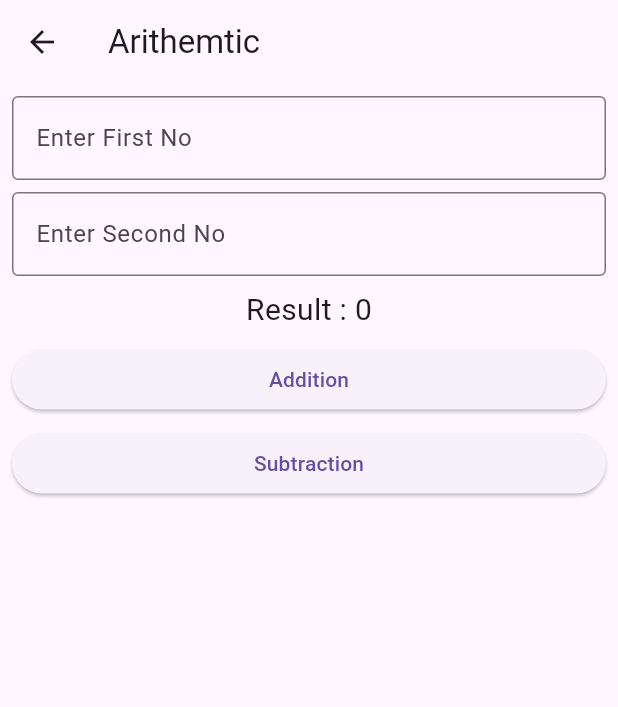
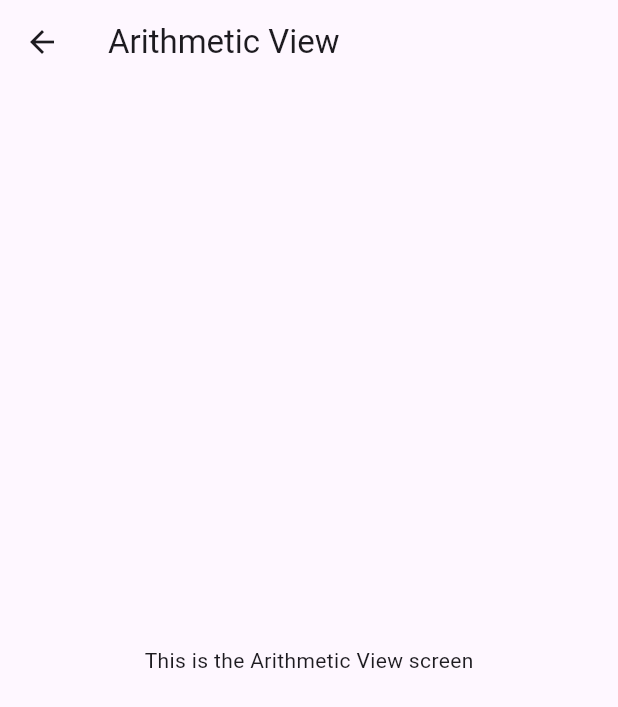
Before and after one commit to sashwatt/first_assignment, a Flutter app: the ArithmeticView screen opened directly, on a phone screen of 412 x 824 dp. Shown: the top 707 px of the screen. Run offline on Flutter 3.47's test engine with Material 3 defaults, Android fonts, the phone set to English and light mode, and no system bars.

Commit message:
second commit

```diff
--- a/lib/view/area_of_circle_view.dart
+++ b/lib/view/area_of_circle_view.dart
@@ -7,10 +7,10 @@ class AreaOfCircleView extends StatelessWidget {
   Widget build(BuildContext context) {
     return Scaffold(
       appBar: AppBar(
-        title: const Text('Area of Circle'),
+        title: const Text('Area of Circle View'),
       ),
       body: const Center(
-        child: Text('Area of Circle Calculations Here!'),
+        child: Text('This is the Area of Circle View screen'),
       ),
     );
   }
--- a/lib/view/arithmetic_view.dart
+++ b/lib/view/arithmetic_view.dart
@@ -1,88 +1,16 @@
 import 'package:flutter/material.dart';
 
-class ArithmeticView extends StatefulWidget {
+class ArithmeticView extends StatelessWidget {
   const ArithmeticView({super.key});
 
-  @override
-  State<ArithmeticView> createState() => _ArithmeticViewState();
-}
-
-class _ArithmeticViewState extends State<ArithmeticView> {
-  int first = 0;
-  int second = 0;
-  int result = 0;
   @override
   Widget build(BuildContext context) {
     return Scaffold(
       appBar: AppBar(
-        title: const Text('Arithemtic'),
+        title: const Text('Arithmetic View'),
       ),
-      body: Padding(
-        padding: const EdgeInsets.all(8),
-        child: Column(
-          children: [
-            TextField(
-              onChanged: (value) {
-                first = int.parse(value);
-              },
-              keyboardType: TextInputType.number,
-              decoration: const InputDecoration(
-                border: OutlineInputBorder(),
-                labelText: 'Enter First No',
-              ),
-            ),
-            const SizedBox(
-              height: 8,
-            ),
-            TextField(
-              onChanged: (value) {
-                second = int.parse(value);
-              },
-              keyboardType: TextInputType.number,
-              decoration: const InputDecoration(
-                border: OutlineInputBorder(),
-                labelText: 'Enter Second No',
-              ),
-            ),
-            const SizedBox(
-              height: 8,
-            ),
-            Text('Result : $result',
-                style: const TextStyle(
-                  fontSize: 20,
-                )),
-            const SizedBox(
-              height: 8,
-            ),
-            SizedBox(
-              width: double.infinity,
-              child: ElevatedButton(
-                onPressed: () {
-                  // State lai change gara
-                  // buil method ma feri jau ani refresh gara
-                  setState(() {
-                    result = first + second;
-                  });
-                },
-                child: const Text('Addition'),
-              ),
-            ),
-            const SizedBox(
-              height: 8,
-            ),
-            SizedBox(
-              width: double.infinity,
-              child: ElevatedButton(
-                onPressed: () {
-                  setState(() {
-                    result = first - second;
-                  });
-                },
-                child: const Text('Subtraction'),
-              ),
-            ),
-          ],
-        ),
+      body: const Center(
+        child: Text('This is the Arithmetic View screen'),
       ),
     );
   }
--- a/lib/view/simple_interest_view.dart
+++ b/lib/view/simple_interest_view.dart
@@ -7,10 +7,10 @@ class SimpleInterestView extends StatelessWidget {
   Widget build(BuildContext context) {
     return Scaffold(
       appBar: AppBar(
-        title: const Text('Simple Interest'),
+        title: const Text('Simple Interest View'),
       ),
       body: const Center(
-        child: Text('Simple Interest Calculations Here!'),
+        child: Text('This is the Simple Interest View screen'),
       ),
     );
   }
```
Also changed, not shown: lib/main.dart (+4 -3 lines).
